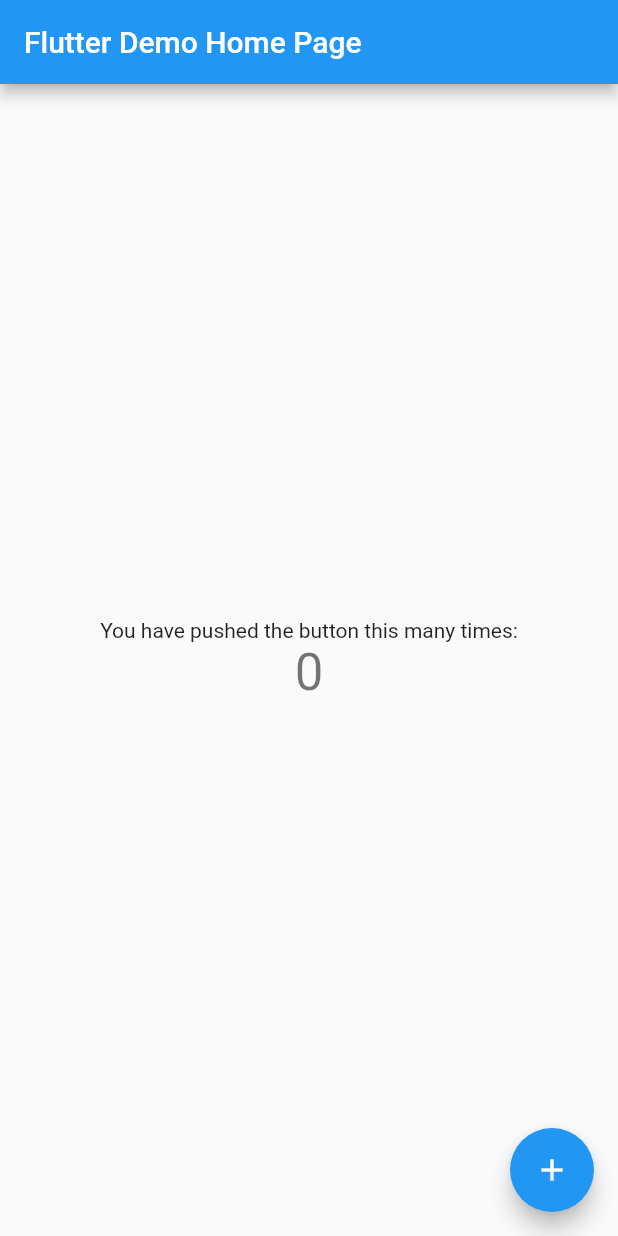
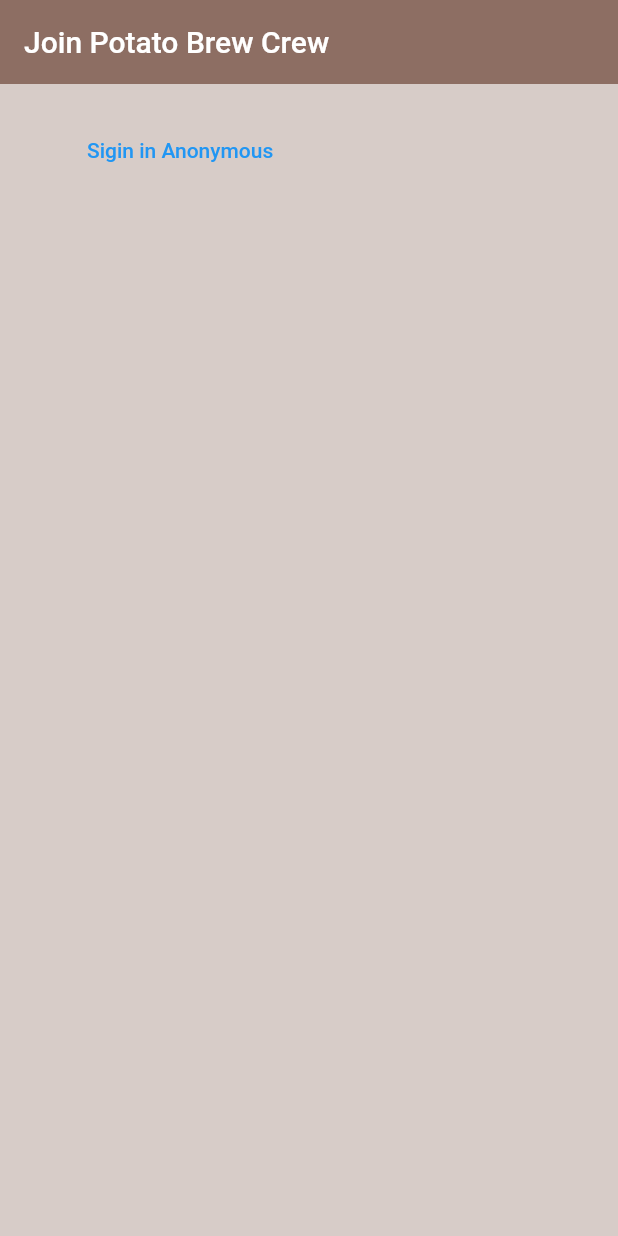
Before and after one commit to thurakhant/Firebase_auth_demo, a Flutter app: the screen it shows after launch, on a phone screen of 412 x 824 dp. Run offline on Flutter 3.47's test engine with Material 2 defaults, Android fonts, the phone set to English and light mode, and no system bars; our stand-ins replace firebase_auth, firebase_core; accounts and stored records are empty.

Commit message:
update 1.0

```diff
--- a/lib/main.dart
+++ b/lib/main.dart
@@ -1,6 +1,11 @@
+import 'package:brew_crew/screens/wrapper.dart';
+import 'package:firebase_core/firebase_core.dart';
 import 'package:flutter/material.dart';
 
-void main() {
+void main () async {
+  //init firebase app in main method
+  WidgetsFlutterBinding.ensureInitialized();
+  await Firebase.initializeApp();
   runApp(const MyApp());
 }
 
@@ -10,106 +15,8 @@ class MyApp extends StatelessWidget {
   // This widget is the root of your application.
   @override
   Widget build(BuildContext context) {
-    return MaterialApp(
-      title: 'Flutter Demo',
-      theme: ThemeData(
-        // This is the theme of your application.
-        //
-        // Try running your application with "flutter run". You'll see the
-        // application has a blue toolbar. Then, without quitting the app, try
-        // changing the primarySwatch below to Colors.green and then invoke
-        // "hot reload" (press "r" in the console where you ran "flutter run",
-        // or simply save your changes to "hot reload" in a Flutter IDE).
-        // Notice that the counter didn't reset back to zero; the application
-        // is not restarted.
-        primarySwatch: Colors.blue,
-      ),
-      home: const MyHomePage(title: 'Flutter Demo Home Page'),
+    return const MaterialApp(
+      home: Wrapper(),
     );
   }
 }
-
-class MyHomePage extends StatefulWidget {
-  const MyHomePage({Key? key, required this.title}) : super(key: key);
-
-  // This widget is the home page of your application. It is stateful, meaning
-  // that it has a State object (defined below) that contains fields that affect
-  // how it looks.
-
-  // This class is the configuration for the state. It holds the values (in this
-  // case the title) provided by the parent (in this case the App widget) and
-  // used by the build method of the State. Fields in a Widget subclass are
-  // always marked "final".
-
-  final String title;
-
-  @override
-  State<MyHomePage> createState() => _MyHomePageState();
-}
-
-class _MyHomePageState extends State<MyHomePage> {
-  int _counter = 0;
-
-  void _incrementCounter() {
-    setState(() {
-      // This call to setState tells the Flutter framework that something has
-      // changed in this State, which causes it to rerun the build method below
-      // so that the display can reflect the updated values. If we changed
-      // _counter without calling setState(), then the build method would not be
-      // called again, and so nothing would appear to happen.
-      _counter++;
-    });
-  }
-
-  @override
-  Widget build(BuildContext context) {
-    // This method is rerun every time setState is called, for instance as done
-    // by the _incrementCounter method above.
-    //
-    // The Flutter framework has been optimized to make rerunning build methods
-    // fast, so that you can just rebuild anything that needs updating rather
-    // than having to individually change instances of widgets.
-    return Scaffold(
-      appBar: AppBar(
-        // Here we take the value from the MyHomePage object that was created by
-        // the App.build method, and use it to set our appbar title.
-        title: Text(widget.title),
-      ),
-      body: Center(
-        // Center is a layout widget. It takes a single child and positions it
-        // in the middle of the parent.
-        child: Column(
-          // Column is also a layout widget. It takes a list of children and
-          // arranges them vertically. By default, it sizes itself to fit its
-          // children horizontally, and tries to be as tall as its parent.
-          //
-          // Invoke "debug painting" (press "p" in the console, choose the
-          // "Toggle Debug Paint" action from the Flutter Inspector in Android
-          // Studio, or the "Toggle Debug Paint" command in Visual Studio Code)
-          // to see the wireframe for each widget.
-          //
-          // Column has various properties to control how it sizes itself and
-          // how it positions its children. Here we use mainAxisAlignment to
-          // center the children vertically; the main axis here is the vertical
-          // axis because Columns are vertical (the cross axis would be
-          // horizontal).
-          mainAxisAlignment: MainAxisAlignment.center,
-          children: <Widget>[
-            const Text(
-              'You have pushed the button this many times:',
-            ),
-            Text(
-              '$_counter',
-              style: Theme.of(context).textTheme.headline4,
-            ),
-          ],
-        ),
-      ),
-      floatingActionButton: FloatingActionButton(
-        onPressed: _incrementCounter,
-        tooltip: 'Increment',
-        child: const Icon(Icons.add),
-      ), // This trailing comma makes auto-formatting nicer for build methods.
-    );
-  }
-}
--- /dev/null
+++ b/lib/screens/authenticate/authencitae.dart
@@ -0,0 +1,18 @@
+import 'package:brew_crew/screens/authenticate/sign_in.dart';
+import 'package:flutter/material.dart';
+
+class Authenticate extends StatefulWidget {
+  const Authenticate({ Key? key }) : super(key: key);
+
+  @override
+  State<Authenticate> createState() => _AuthenticateState();
+}
+
+class _AuthenticateState extends State<Authenticate> {
+  @override
+  Widget build(BuildContext context) {
+    return Container(
+      child: const SignIn(),
+    );
+  }
+}
--- /dev/null
+++ b/lib/screens/authenticate/sign_in.dart
@@ -0,0 +1,37 @@
+import 'package:brew_crew/services/auth.dart';
+import 'package:flutter/material.dart';
+
+class SignIn extends StatefulWidget {
+  const SignIn({Key? key}) : super(key: key);
+
+  @override
+  State<SignIn> createState() => _SignInState();
+}
+
+class _SignInState extends State<SignIn> {
+  final AuthService _auth = AuthService();
+  @override
+  Widget build(BuildContext context) {
+    return Scaffold(
+      backgroundColor: Colors.brown[100],
+      appBar: AppBar(
+        backgroundColor: Colors.brown[400],
+        elevation: 0,
+        title: const Text('Join Potato Brew Crew'),
+      ),
+      body: Container(
+        padding: const EdgeInsets.symmetric(vertical: 20, horizontal: 50),
+        child: TextButton(
+            onPressed: () async {
+             dynamic result = await _auth.signAnon();
+             if (result == null) {
+               print('error sign in');
+             } else {
+               print('signed in');
+               print(result);
+             }
+            }, child: const Text('Sigin in Anonymous')),
+      ),
+    );
+  }
+}
--- /dev/null
+++ b/lib/screens/wrapper.dart
@@ -0,0 +1,13 @@
+import 'package:brew_crew/screens/authenticate/authencitae.dart';
+import 'package:brew_crew/screens/home/home.dart';
+import 'package:flutter/material.dart';
+
+class Wrapper extends StatelessWidget {
+  const Wrapper({ Key? key }) : super(key: key);
+
+  @override
+  Widget build(BuildContext context) {
+    //return either Home or Authenticate widget
+    return Authenticate();
+  }
+}
--- a/pubspec.yaml
+++ b/pubspec.yaml
@@ -36,6 +36,7 @@ dependencies:
   cupertino_icons: ^1.0.2
   firebase_auth: ^3.3.9
   cloud_firestore: ^3.1.10
+  firebase_core: ^1.13.1
 
 dev_dependencies:
   flutter_test:
```
Also changed, not shown: lib/screens/home/home.dart (added, +12 -0 lines), lib/services/auth.dart (added, +22 -0 lines), pubspec.lock, 1 other file.
